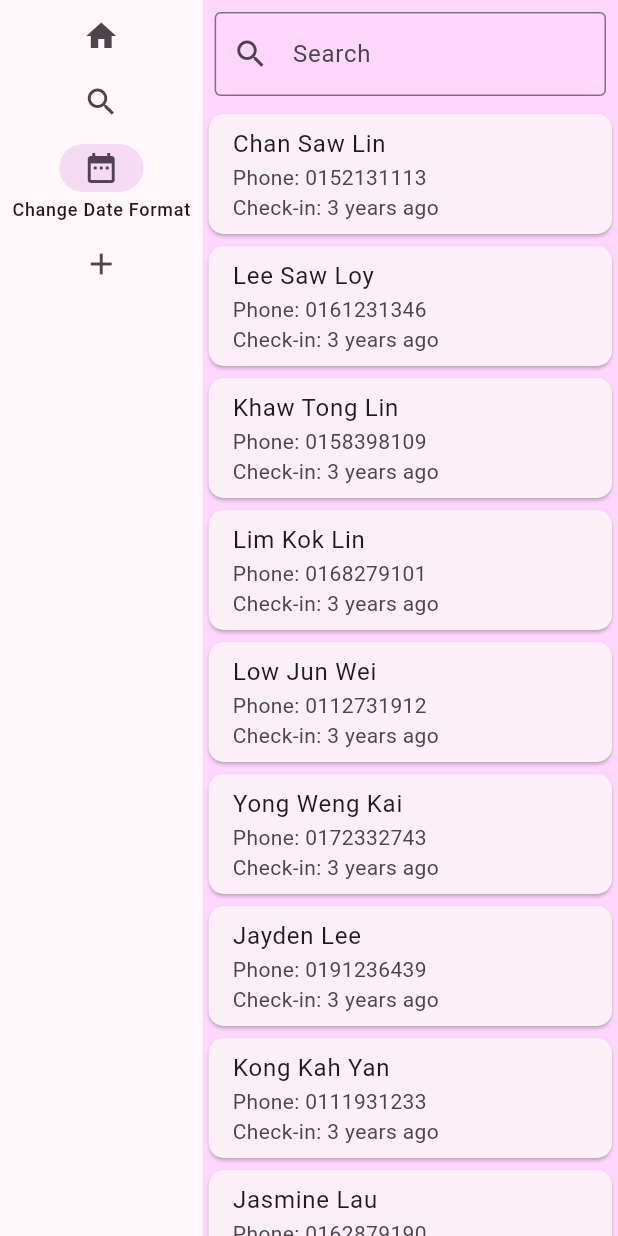
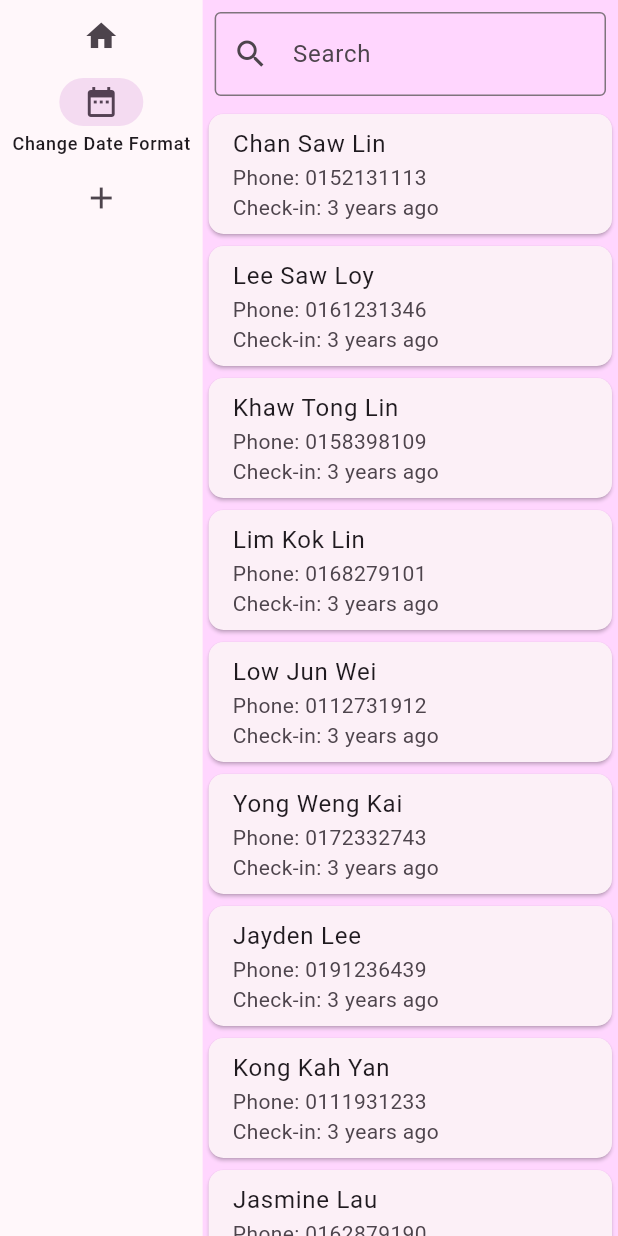
Before and after one commit to Eman-es02/Flutter_Application, a Flutter app: the screen it shows after launch, after a tap on "Change Date Format", on a phone screen of 412 x 824 dp. Run offline on Flutter 3.47's test engine with Material 2 defaults, Android fonts, the phone set to English and light mode, and no system bars; our stand-ins replace timeago.

Commit message:
remove search from navigation

```diff
--- a/lib/main.dart
+++ b/lib/main.dart
@@ -73,27 +73,12 @@ class _MyHomePageState extends State<MyHomePage> {
         page = HomePage(isDateFormatChanged: appState.isDateFormatChanged);
         break;
       case 1:
-        page = Container(
-          padding: EdgeInsets.all(8.0),
-          child: Column(
-            children: [
-              SearchBar(),
-              Expanded(
-                child: RecordList(
-                  isDateFormatChanged: appState.isDateFormatChanged,
-                ),
-              ),
-            ],
-          ),
-        );
-        break;
-      case 2:
         Future.delayed(Duration.zero, () {
           appState.toggleDateFormat();
         });
         page = HomePage(isDateFormatChanged: appState.isDateFormatChanged);
         break;
-      case 3:
+      case 2:
         page = Placeholder();
         break;
       default:
@@ -110,10 +95,6 @@ class _MyHomePageState extends State<MyHomePage> {
                 NavigationRailDestination( //1
                   icon: Icon(Icons.home),
                   label: Text('Home'),
-                ),
-                NavigationRailDestination( //2
-                  icon: Icon(Icons.search),
-                  label: Text('Search'),
                 ),
                 NavigationRailDestination( //3
                   icon: Icon(Icons.date_range),
```
